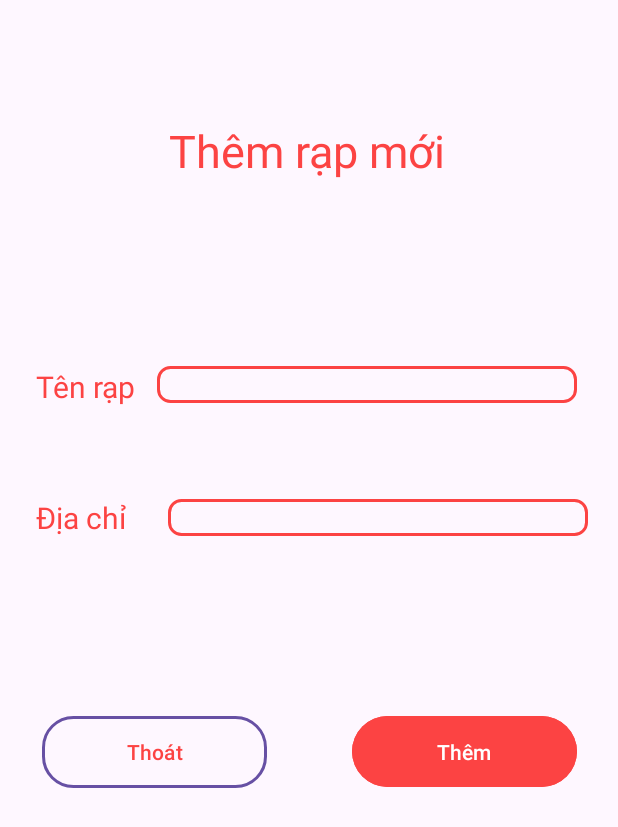
After one commit to haohao135/Android_CK, an Android app: the AddTheater screen opened directly, with no data from a screen before it, on a phone screen of 412 x 824 dp. The commit adds this screen. Shown: the top 827 px of the screen. Run offline under Robolectric (Android 15) with nearby library versions, the phone set to English and light mode, and no system bars; our stand-ins replace Firebase (no records; nobody signed in at launch, a user with empty details on screens opened directly).

Commit message:
Complete theater manager

```diff
--- /dev/null
+++ b/app/src/main/java/com/example/myapplication/activity/AddTheater.java
@@ -0,0 +1,74 @@
+package com.example.myapplication.activity;
+
+import androidx.annotation.NonNull;
+import androidx.appcompat.app.AppCompatActivity;
+
+import android.annotation.SuppressLint;
+import android.os.Bundle;
+import android.view.View;
+import android.widget.Button;
+import android.widget.EditText;
+import android.widget.Toast;
+
+import com.example.myapplication.R;
+import com.example.myapplication.model.Seat;
+import com.example.myapplication.model.Theater;
+import com.google.android.gms.tasks.OnFailureListener;
+import com.google.android.gms.tasks.OnSuccessListener;
+import com.google.firebase.firestore.FirebaseFirestore;
+
+import java.util.ArrayList;
+import java.util.List;
+import java.util.UUID;
+
+public class AddTheater extends AppCompatActivity {
+    EditText name, address;
+    Button back, save;
+    FirebaseFirestore db;
+    @SuppressLint("MissingInflatedId")
+    @Override
+    protected void onCreate(Bundle savedInstanceState) {
+        super.onCreate(savedInstanceState);
+        setContentView(R.layout.activity_add_theater);
+        name = findViewById(R.id.addNameTheater);
+        address = findViewById(R.id.addAddressTheater);
+        back = findViewById(R.id.button4);
+        save = findViewById(R.id.btnSaveAddTheater);
+        db = FirebaseFirestore.getInstance();
+        back.setOnClickListener(new View.OnClickListener() {
+            @Override
+            public void onClick(View v) {
+                finish();
+            }
+        });
+
+        save.setOnClickListener(new View.OnClickListener() {
+            @Override
+            public void onClick(View v) {
+                String tid = String.valueOf(UUID.randomUUID());
+                String ename = name.getText().toString().trim();
+                String eaddress = address.getText().toString().trim();
+                List<Seat> seatList = new ArrayList<>();
+                for (int i = 1; i <= 40; i++){
+                    String id = String.valueOf(UUID.randomUUID());
+                    Seat seat = new Seat(id, i, false, tid);
+                    seatList.add(seat);
+                }
+                Theater theater = new Theater(tid, ename, eaddress, seatList);
+                db.collection("theaters").document(theater.getId()).set(theater).addOnSuccessListener(new OnSuccessListener<Void>() {
+                    @Override
+                    public void onSuccess(Void unused) {
+                        Toast.makeText(AddTheater.this, "Thêm rạp mới thành công", Toast.LENGTH_SHORT).show();
+                        setResult(RESULT_OK);
+                        finish();
+                    }
+                }).addOnFailureListener(new OnFailureListener() {
+                    @Override
+                    public void onFailure(@NonNull Exception e) {
+                        Toast.makeText(AddTheater.this, "Thêm rạp mới thất bại", Toast.LENGTH_SHORT).show();
+                    }
+                });
+            }
+        });
+    }
+}
--- a/app/src/main/java/com/example/myapplication/model/Booking.java
+++ b/app/src/main/java/com/example/myapplication/model/Booking.java
@@ -1,8 +1,9 @@
 package com.example.myapplication.model;
 
+import java.io.Serializable;
 import java.util.Date;
 
-public class Booking {
+public class Booking implements Serializable {
     private String id;
     private Date date_booking;
     private int seat_number;
--- a/app/src/main/java/com/example/myapplication/model/Evaluate.java
+++ b/app/src/main/java/com/example/myapplication/model/Evaluate.java
@@ -1,8 +1,11 @@
 package com.example.myapplication.model;
 
-public class Evaluate {
+import java.io.Serializable;
+
+public class Evaluate implements Serializable {
     private String id;
     private int voteRate;
     private String content;
     private String user_id;
+    private String movie_id;
 }
--- a/app/src/main/java/com/example/myapplication/model/Notifications.java
+++ b/app/src/main/java/com/example/myapplication/model/Notifications.java
@@ -1,8 +1,9 @@
 package com.example.myapplication.model;
 
+import java.io.Serializable;
 import java.util.Date;
 
-public class Notifications {
+public class Notifications implements Serializable {
     private String id;
     private String message;
     private Date dateNotify;
--- a/app/src/main/java/com/example/myapplication/model/Payment.java
+++ b/app/src/main/java/com/example/myapplication/model/Payment.java
@@ -1,8 +1,9 @@
 package com.example.myapplication.model;
 
+import java.io.Serializable;
 import java.util.Date;
 
-public class Payment {
+public class Payment implements Serializable {
     private String id;
     private double price_total;
     private String payment_method;
--- a/app/src/main/java/com/example/myapplication/model/Showtime.java
+++ b/app/src/main/java/com/example/myapplication/model/Showtime.java
@@ -1,9 +1,10 @@
 package com.example.myapplication.model;
 
+import java.io.Serializable;
 import java.util.Date;
 import java.util.List;
 
-public class Showtime {
+public class Showtime implements Serializable {
     private String id;
     private Date showDate;
     private String starTime;
--- /dev/null
+++ b/app/src/main/res/layout/activity_add_theater.xml
@@ -0,0 +1,107 @@
+<?xml version="1.0" encoding="utf-8"?>
+<androidx.constraintlayout.widget.ConstraintLayout xmlns:android="http://schemas.android.com/apk/res/android"
+    xmlns:app="http://schemas.android.com/apk/res-auto"
+    xmlns:tools="http://schemas.android.com/tools"
+    android:layout_width="match_parent"
+    android:layout_height="match_parent"
+    tools:context=".activity.AddTheater">
+
+    <TextView
+        android:layout_width="wrap_content"
+        android:layout_height="wrap_content"
+        android:layout_marginTop="80dp"
+        android:text="Thêm rạp mới"
+        android:textColor="@color/red"
+        android:textSize="30dp"
+        app:layout_constraintEnd_toEndOf="parent"
+        app:layout_constraintHorizontal_bias="0.497"
+        app:layout_constraintStart_toStartOf="parent"
+        app:layout_constraintTop_toTopOf="parent" />
+
+    <TextView
+        android:id="@+id/textView9"
+        android:layout_width="wrap_content"
+        android:layout_height="wrap_content"
+        android:layout_marginStart="24dp"
+        android:layout_marginTop="244dp"
+        android:text="Tên rạp"
+        android:textColor="@color/red"
+        android:textSize="20dp"
+        app:layout_constraintStart_toStartOf="parent"
+        app:layout_constraintTop_toTopOf="parent" />
+
+    <FrameLayout
+        android:id="@+id/frameLayout8"
+        android:layout_width="280dp"
+        android:layout_height="wrap_content"
+        android:layout_marginTop="244dp"
+        android:background="@drawable/edittext_border"
+        app:layout_constraintEnd_toEndOf="parent"
+        app:layout_constraintHorizontal_bias="0.35"
+        app:layout_constraintStart_toEndOf="@+id/textView9"
+        app:layout_constraintTop_toTopOf="parent">
+
+        <EditText
+            android:id="@+id/addNameTheater"
+            android:layout_width="match_parent"
+            android:layout_height="wrap_content"
+            android:background="@android:color/transparent" />
+    </FrameLayout>
+
+    <TextView
+        android:id="@+id/textView10"
+        android:layout_width="wrap_content"
+
+        android:layout_height="wrap_content"
+        android:layout_marginStart="24dp"
+        android:layout_marginTop="60dp"
+        android:text="Địa chỉ"
+        android:textColor="@color/red"
+        android:textSize="20dp"
+        app:layout_constraintStart_toStartOf="parent"
+        app:layout_constraintTop_toBottomOf="@+id/textView9" />
+
+    <FrameLayout
+        android:id="@+id/frameLayout9"
+        android:layout_width="280dp"
+        android:layout_height="wrap_content"
+        android:layout_marginTop="64dp"
+        android:background="@drawable/edittext_border"
+        app:layout_constraintEnd_toEndOf="parent"
+        app:layout_constraintHorizontal_bias="0.586"
+        app:layout_constraintStart_toEndOf="@+id/textView10"
+        app:layout_constraintTop_toBottomOf="@+id/frameLayout8">
+
+        <EditText
+            android:id="@+id/addAddressTheater"
+            android:layout_width="match_parent"
+            android:layout_height="match_parent"
+            android:background="@android:color/transparent" />
+    </FrameLayout>
+
+    <Button
+        android:id="@+id/button4"
+        android:layout_width="150dp"
+        android:layout_height="wrap_content"
+        android:layout_marginStart="28dp"
+        android:layout_marginTop="120dp"
+        android:background="@drawable/rounded_backgroud1"
+        android:backgroundTint="@color/white"
+        android:text="Thoát"
+        android:textColor="@color/red"
+        app:layout_constraintStart_toStartOf="parent"
+        app:layout_constraintTop_toBottomOf="@+id/frameLayout9" />
+
+    <Button
+        android:id="@+id/btnSaveAddTheater"
+        android:layout_width="150dp"
+        android:layout_height="55dp"
+        android:layout_marginStart="40dp"
+        android:layout_marginTop="116dp"
+        android:backgroundTint="@color/red"
+        android:text="Thêm"
+        app:layout_constraintEnd_toEndOf="parent"
+        app:layout_constraintHorizontal_bias="0.384"
+        app:layout_constraintStart_toEndOf="@+id/button4"
+        app:layout_constraintTop_toBottomOf="@+id/frameLayout9" />
+</androidx.constraintlayout.widget.ConstraintLayout>
```
Also changed, not shown: app/src/main/AndroidManifest.xml (+7 -3 lines), app/src/main/java/com/example/myapplication/activity/UpdateTheater.java (added, +80 -0 lines), app/src/main/java/com/example/myapplication/adapter/TheaterManagerAdapter.java (added, +70 -0 lines), app/src/main/java/com/example/myapplication/fragment/Theater_Manager_Fragment.java (+124 -2 lines), app/src/main/java/com/example/myapplication/model/Movie.java (+12 -0 lines), app/src/main/java/com/example/myapplication/model/Seat.java (+45 -1 lines), app/src/main/java/com/example/myapplication/model/Theater.java (+62 -1 lines), app/src/main/res/layout/activity_updatetheater.xml (added, +107 -0 lines), app/src/main/res/layout/fragment_theater__manager_.xml (+19 -5 lines).
